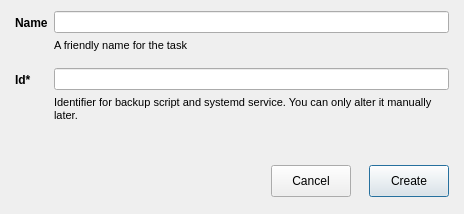
Above: App/newbackuptaskdialog.ui from otsakir/lisa-backup before the change. Below: the same form after it.
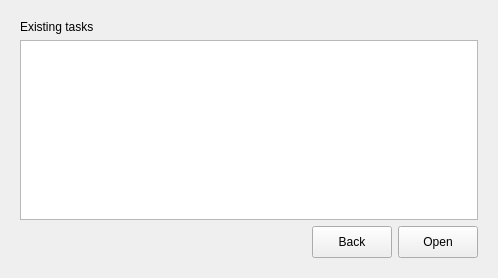
That is the form after the change.

Commit message: UI for create_new wizard dialog

```diff
--- a/App/newbackuptaskdialog.ui
+++ b/App/newbackuptaskdialog.ui
@@ -6,23 +6,39 @@
    <rect>
     <x>0</x>
     <y>0</y>
-    <width>464</width>
-    <height>214</height>
+    <width>498</width>
+    <height>278</height>
    </rect>
   </property>
   <property name="windowTitle">
    <string>New Backup Task</string>
   </property>
+  <layout class="QVBoxLayout" name="verticalLayout_6">
+   <item>
+    <widget class="QStackedWidget" name="stackedWidgetWizard">
+     <property name="currentIndex">
+      <number>2</number>
+     </property>
+     <widget class="QWidget" name="page1wizardStart">
   <layout class="QVBoxLayout" name="verticalLayout_3">
-   <property name="leftMargin">
-    <number>15</number>
-   </property>
-   <property name="rightMargin">
-    <number>15</number>
-   </property>
-   <property name="bottomMargin">
-    <number>15</number>
-   </property>
+       <item>
+        <widget class="QPushButton" name="pushButtonCreateStep">
+         <property name="text">
+          <string>Create new task</string>
+         </property>
+        </widget>
+       </item>
+       <item>
+        <widget class="QPushButton" name="pushButtonOpenStep">
+         <property name="text">
+          <string>Open existing task</string>
+         </property>
+        </widget>
+       </item>
+      </layout>
+     </widget>
+     <widget class="QWidget" name="page2createNew">
+      <layout class="QVBoxLayout" name="verticalLayout_4">
    <item>
     <layout class="QFormLayout" name="formLayout">
      <property name="sizeConstraint">
@@ -141,7 +157,20 @@
       </spacer>
      </item>
      <item>
-      <widget class="QPushButton" name="pushButton">
+          <widget class="QPushButton" name="pushButtonBackFromCreate">
+           <property name="minimumSize">
+            <size>
+             <width>0</width>
+             <height>32</height>
+            </size>
+           </property>
+           <property name="text">
+            <string>Back</string>
+           </property>
+          </widget>
+         </item>
+         <item>
+          <widget class="QPushButton" name="pushButtonCancelFromCreate">
        <property name="minimumSize">
         <size>
          <width>0</width>
@@ -182,6 +211,67 @@
       </widget>
      </item>
     </layout>
+       </item>
+      </layout>
+     </widget>
+     <widget class="QWidget" name="page3Open">
+      <layout class="QVBoxLayout" name="verticalLayout_5">
+       <item>
+        <widget class="QLabel" name="label_5">
+         <property name="text">
+          <string>Existing tasks</string>
+         </property>
+        </widget>
+       </item>
+       <item>
+        <widget class="QListView" name="listView"/>
+       </item>
+       <item>
+        <layout class="QHBoxLayout" name="horizontalLayout_2">
+         <item>
+          <spacer name="horizontalSpacer_2">
+           <property name="orientation">
+            <enum>Qt::Horizontal</enum>
+           </property>
+           <property name="sizeHint" stdset="0">
+            <size>
+             <width>40</width>
+             <height>20</height>
+            </size>
+           </property>
+          </spacer>
+         </item>
+         <item>
+          <widget class="QPushButton" name="pushButtonBackFromOpen">
+           <property name="minimumSize">
+            <size>
+             <width>0</width>
+             <height>32</height>
+            </size>
+           </property>
+           <property name="text">
+            <string>Back</string>
+           </property>
+          </widget>
+         </item>
+         <item>
+          <widget class="QPushButton" name="pushButtonOpen">
+           <property name="minimumSize">
+            <size>
+             <width>0</width>
+             <height>32</height>
+            </size>
+           </property>
+           <property name="text">
+            <string>Open</string>
+           </property>
+          </widget>
+         </item>
+        </layout>
+       </item>
+      </layout>
+     </widget>
+    </widget>
    </item>
   </layout>
  </widget>
```
Lines whose indentation alone changed are shown as unchanged.
